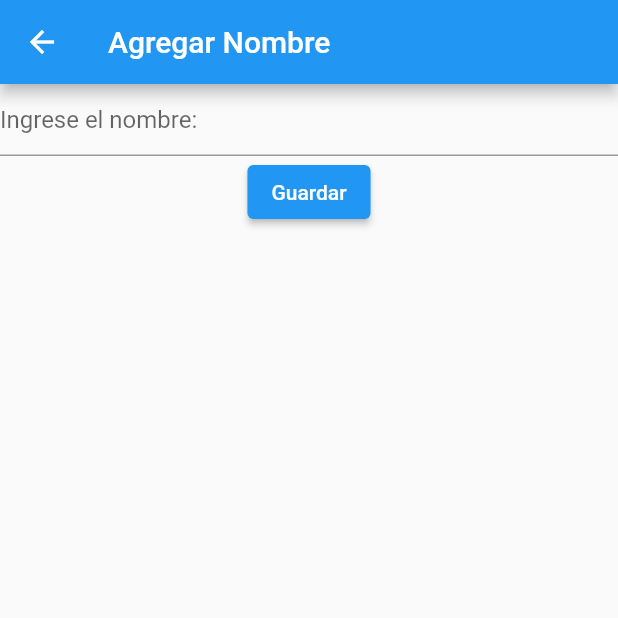
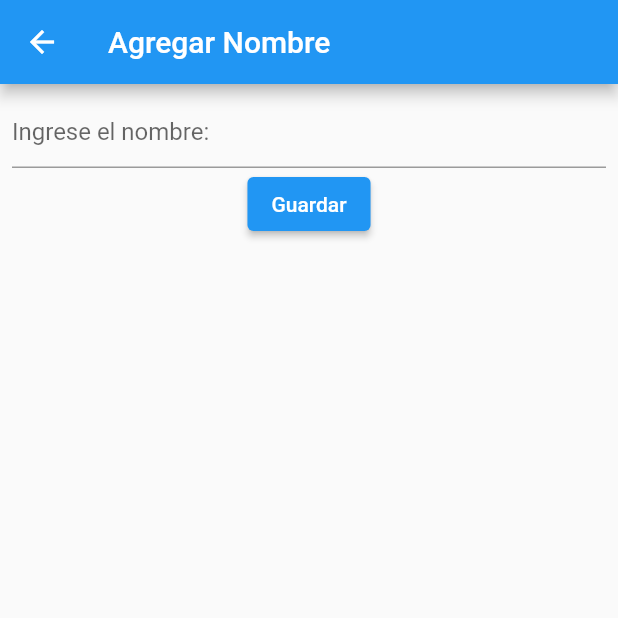
Before and after one commit to NetworkerCG/General140220231705, a Flutter app: the screen it shows after launch, after a tap on the "add" icon, on a phone screen of 412 x 824 dp, the top half of it. Run offline on Flutter 3.47's test engine with Material 2 defaults, Android fonts, the phone set to English and light mode, and no system bars; our stand-ins replace cloud_firestore, firebase_core; accounts and stored records are empty.

Commit message:
ok180220231555

```diff
--- a/general140220231712/lib/general/agregarP.dart
+++ b/general140220231712/lib/general/agregarP.dart
@@ -1,4 +1,5 @@
 import 'package:flutter/material.dart';
+import 'package:general140220231712/servicios/firebase_servicios.dart';
 
 class AgregarP extends StatefulWidget {
   AgregarP({Key? key}) : super(key: key);
@@ -8,21 +9,33 @@ class AgregarP extends StatefulWidget {
 }
 
 class _AgregarPState extends State<AgregarP> {
+  TextEditingController nombreController = TextEditingController(text: "");
   @override
   Widget build(BuildContext context) {
     return Scaffold(
       appBar: AppBar(
         title: const Text("Agregar Nombre"),
       ),
-      body: Column(
-        children: [
-          const TextField(
-            decoration: InputDecoration(
-              hintText: 'Ingrese el nombre:',
+      body: Padding(
+        padding: const EdgeInsets.all(8.0),
+        child: Column(
+          children: [
+            TextField(
+              controller: nombreController,
+              decoration: const InputDecoration(
+                hintText: 'Ingrese el nombre:',
+              ),
             ),
-          ),
-          ElevatedButton(onPressed: () {}, child: const Text("Guardar"))
-        ],
+            ElevatedButton(
+                onPressed: () async {
+                  //print(nombreController.text);
+                  await agregarPersonas(nombreController.text).then((_) {
+                    Navigator.pop(context);
+                  });
+                },
+                child: const Text("Guardar"))
+          ],
+        ),
       ),
     );
   }
--- a/general140220231712/lib/general/inicio.dart
+++ b/general140220231712/lib/general/inicio.dart
@@ -35,8 +35,9 @@ class _InicioState extends State<Inicio> {
           })),
       floatingActionButton: FloatingActionButton(
         child: const Icon(Icons.add),
-        onPressed: () {
-          Navigator.pushNamed(context, '/agregarP');
+        onPressed: () async {
+          await Navigator.pushNamed(context, '/agregarP');
+          setState(() {});
         },
       ),
     );
--- a/general140220231712/lib/servicios/firebase_servicios.dart
+++ b/general140220231712/lib/servicios/firebase_servicios.dart
@@ -17,3 +17,7 @@ Future<List> getPersonas() async {
   });
   return personas;
 }
+
+Future<void> agregarPersonas(String nombre) async {
+  await basedatos.collection("Persona").add({"nombreP": nombre});
+}
```
